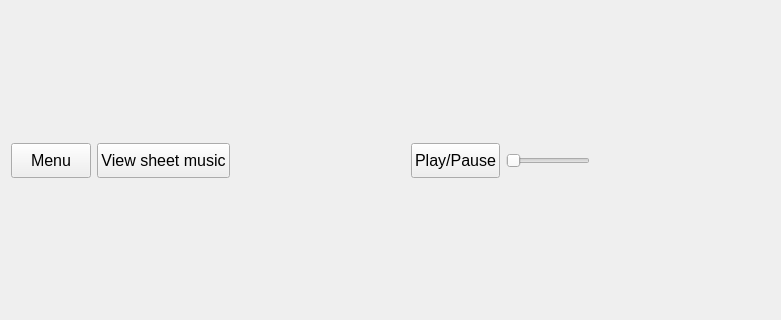
Old version of the form menu/singingview.ui in the repository Vorxil/MagnifiSing; both pictures show x 0 to 781 and y 98 to 418 of the 781 by 518 pixel window.
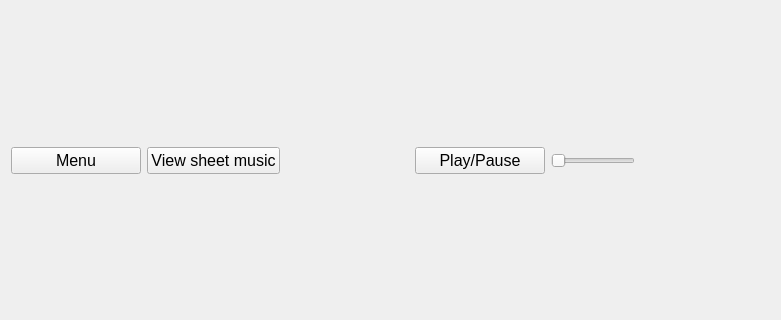
New version of the form.

Commit message: Adjusted the layout to work better on different screen resolutions

```diff
--- a/menu/singingview.ui
+++ b/menu/singingview.ui
@@ -23,10 +23,16 @@
       <layout class="QHBoxLayout" name="horizontalLayout_2">
        <item>
         <widget class="QPushButton" name="menuButton">
+         <property name="sizePolicy">
+          <sizepolicy hsizetype="MinimumExpanding" vsizetype="Fixed">
+           <horstretch>0</horstretch>
+           <verstretch>0</verstretch>
+          </sizepolicy>
+         </property>
          <property name="maximumSize">
           <size>
-           <width>100</width>
-           <height>35</height>
+           <width>16777215</width>
+           <height>16777215</height>
           </size>
          </property>
          <property name="font">
@@ -41,10 +47,16 @@
        </item>
        <item>
         <widget class="QPushButton" name="toggleViewButton">
+         <property name="sizePolicy">
+          <sizepolicy hsizetype="MinimumExpanding" vsizetype="Fixed">
+           <horstretch>0</horstretch>
+           <verstretch>0</verstretch>
+          </sizepolicy>
+         </property>
          <property name="maximumSize">
           <size>
-           <width>150</width>
-           <height>35</height>
+           <width>16777215</width>
+           <height>16777215</height>
           </size>
          </property>
          <property name="font">
@@ -72,10 +84,16 @@
        </item>
        <item>
         <widget class="QPushButton" name="playButton">
+         <property name="sizePolicy">
+          <sizepolicy hsizetype="MinimumExpanding" vsizetype="Fixed">
+           <horstretch>0</horstretch>
+           <verstretch>0</verstretch>
+          </sizepolicy>
+         </property>
          <property name="maximumSize">
           <size>
-           <width>100</width>
-           <height>35</height>
+           <width>16777215</width>
+           <height>16777215</height>
           </size>
          </property>
          <property name="font">
```
The commit also changes 2 other files.
